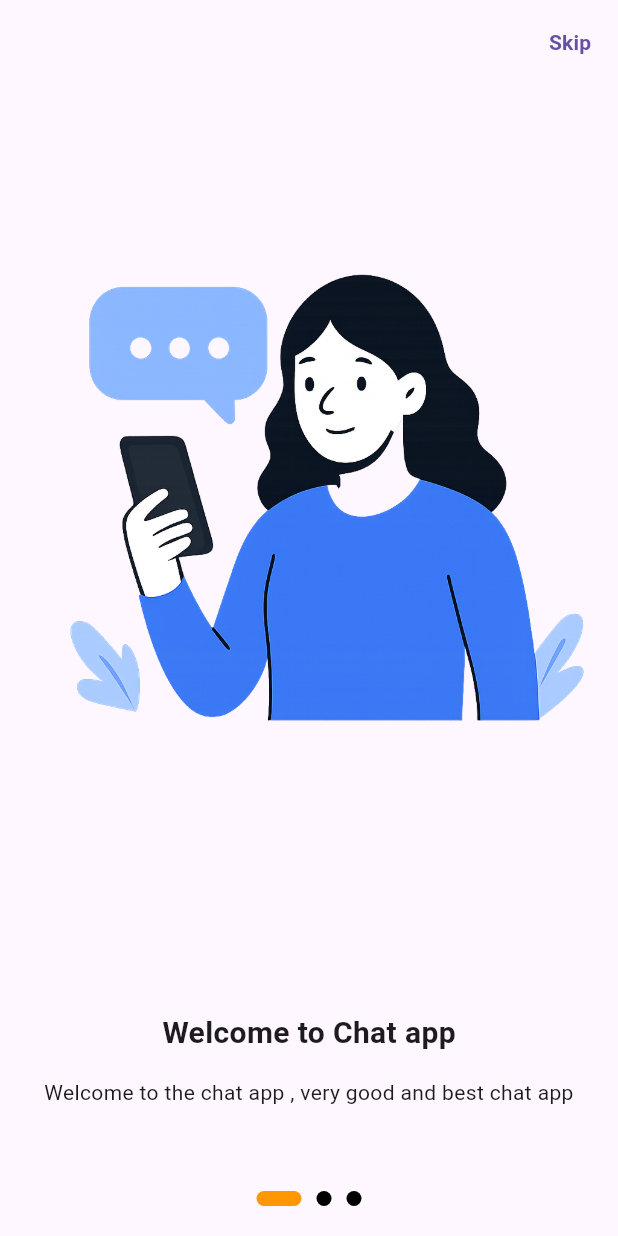
After one commit to webistaan-debug/ChatAppUI, a Flutter app: the screen it shows after launch, on a phone screen of 412 x 824 dp. The commit adds this screen. Run offline on Flutter 3.47's test engine with Material 3 defaults, Android fonts, the phone set to English and light mode, and no system bars.

Commit message:
onboarding screens added

```diff
--- a/lib/main.dart
+++ b/lib/main.dart
@@ -1,5 +1,7 @@
 // import 'package:chatapp/contactscreen.dart';
+// import 'package:chatapp/onboardingscreen.dart';
 import 'package:chatapp/splashscreen.dart';
+// import 'package:chatapp/splashscreen.dart';
 // import 'package:chatapp/firstscreen.dart';
 import 'package:flutter/material.dart';
 
--- /dev/null
+++ b/lib/onboardingscreen.dart
@@ -0,0 +1,134 @@
+import 'package:chatapp/contactscreen.dart';
+import 'package:flutter/material.dart';
+
+class Onboardingscreen extends StatefulWidget {
+  const Onboardingscreen({Key? key}) : super(key: key);
+
+  @override
+  _OnboardingscreenState createState() => _OnboardingscreenState();
+}
+
+class _OnboardingscreenState extends State<Onboardingscreen> {
+  List onboardingimages = [
+    {
+      'image': 'assets/images/onboarding.png',
+      'title': 'Welcome to Chat app',
+      'description': 'Welcome to the chat app , very good and best chat app',
+    },
+    {
+      'image': 'assets/images/onboarding.png',
+      'title': 'Welcome to Chat app',
+      'description': 'Welcome to the chat app , very good and best chat app',
+    },
+    {
+      'image': 'assets/images/onboarding.png',
+      'title': 'Welcome to Chat app',
+      'description': 'Welcome to the chat app , very good and best chat app',
+    },
+  ];
+  int currentpageindex = 0;
+  Color whiteColor = Colors.white;
+  Color transparentColor = Colors.transparent;
+  Color otherColor = Colors.blue;
+  PageController pageController = PageController();
+  continueMethod() {}
+  @override
+  Widget build(BuildContext context) {
+    return Scaffold(
+      appBar: AppBar(
+        backgroundColor: Colors.transparent,
+        elevation: 0,
+        actions: [
+          TextButton(
+            onPressed: () {
+              Navigator.push(
+                context,
+                MaterialPageRoute(builder: (context) => Contactscreen()),
+              );
+            },
+            child: Text('Skip', style: TextStyle(fontWeight: FontWeight.bold)),
+          ),
+        ],
+      ),
+      body: Stack(
+        children: [
+          PageView.builder(
+            scrollDirection: Axis.horizontal,
+            controller: pageController,
+            itemCount: onboardingimages.length,
+            onPageChanged: (index) {
+              setState(() {
+                currentpageindex = index;
+              });
+            },
+            itemBuilder: (context, index) {
+              return Column(
+                children: [
+                  Image.asset(onboardingimages[index]['image']),
+                  Text(
+                    onboardingimages[index]['title'],
+                    style: TextStyle(fontSize: 20, fontWeight: FontWeight.bold),
+                  ),
+                  SizedBox(height: 15),
+                  Text(
+                    onboardingimages[index]['description'],
+                    textAlign: TextAlign.center,
+                  ),
+                ],
+              );
+            },
+          ),
+          Padding(
+            padding: const EdgeInsets.only(bottom: 20),
+            child: Column(
+              mainAxisAlignment: MainAxisAlignment.end,
+              crossAxisAlignment: CrossAxisAlignment.stretch,
+              children: [
+                (currentpageindex == (onboardingimages.length - 1))
+                    ? ElevatedButton(
+                        style: ElevatedButton.styleFrom(
+                          backgroundColor: Colors.blue,
+                          foregroundColor: Colors.white,
+                          side: BorderSide.none,
+                          elevation: 0,
+                          shape: RoundedRectangleBorder(
+                            borderRadius: BorderRadius.circular(10),
+                          ),
+                        ),
+                        onPressed: () {
+                          Navigator.push(
+                            context,
+                            MaterialPageRoute(
+                              builder: (context) => Contactscreen(),
+                            ),
+                          );
+                        },
+                        child: Text('Continue'),
+                      )
+                    : Row(
+                        mainAxisAlignment: MainAxisAlignment.center,
+                        children: List.generate(onboardingimages.length, (
+                          index,
+                        ) {
+                          return AnimatedContainer(
+                            duration: Duration(milliseconds: 200),
+                            height: 10,
+                            width: (index == currentpageindex) ? 30 : 10,
+                            margin: EdgeInsets.symmetric(horizontal: 5),
+                            decoration: BoxDecoration(
+                              borderRadius: BorderRadius.circular(5),
+                              color: (index == currentpageindex)
+                                  ? Colors.orange
+                                  : Colors.black,
+                            ),
+                          );
+                        }),
+                      ),
+              ],
+            ),
+          ),
+        ],
+      ),
+    );
+  }
+}
--- a/lib/splashscreen.dart
+++ b/lib/splashscreen.dart
@@ -1,4 +1,5 @@
-import 'package:chatapp/contactscreen.dart';
+// import 'package:chatapp/contactscreen.dart';
+import 'package:chatapp/onboardingscreen.dart';
 import 'package:flutter/material.dart';
 
 class Splashscreen extends StatefulWidget {
@@ -15,7 +16,7 @@ class _SplashscreenState extends State<Splashscreen> {
     Future.delayed(Duration(seconds: 5), () {
       Navigator.pushReplacement(
         context,
-        MaterialPageRoute(builder: (context) => Contactscreen()),
+        MaterialPageRoute(builder: (context) => Onboardingscreen()),
       );
     });
   }
@@ -38,6 +39,7 @@ class _SplashscreenState extends State<Splashscreen> {
               color: Colors.white,
             ),
           ),
+          Row(),
         ],
       ),
     );
--- a/pubspec.yaml
+++ b/pubspec.yaml
@@ -58,8 +58,8 @@ flutter:
   uses-material-design: true
 
   # To add assets to your application, add an assets section, like this:
-  # assets:
-  #   - images/a_dot_burr.jpeg
+  assets:
+    - assets/images/
   #   - images/a_dot_ham.jpeg
 
   # An image asset can refer to one or more resolution-specific "variants", see
```
Also changed, not shown: assets/images/onboarding.png (added).
